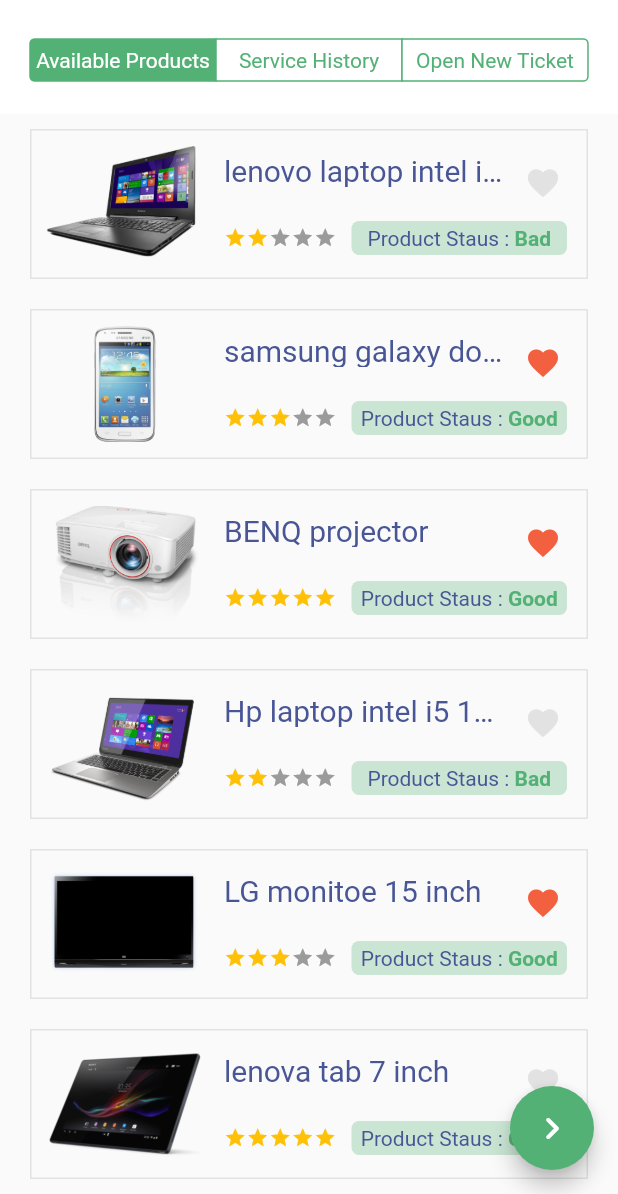
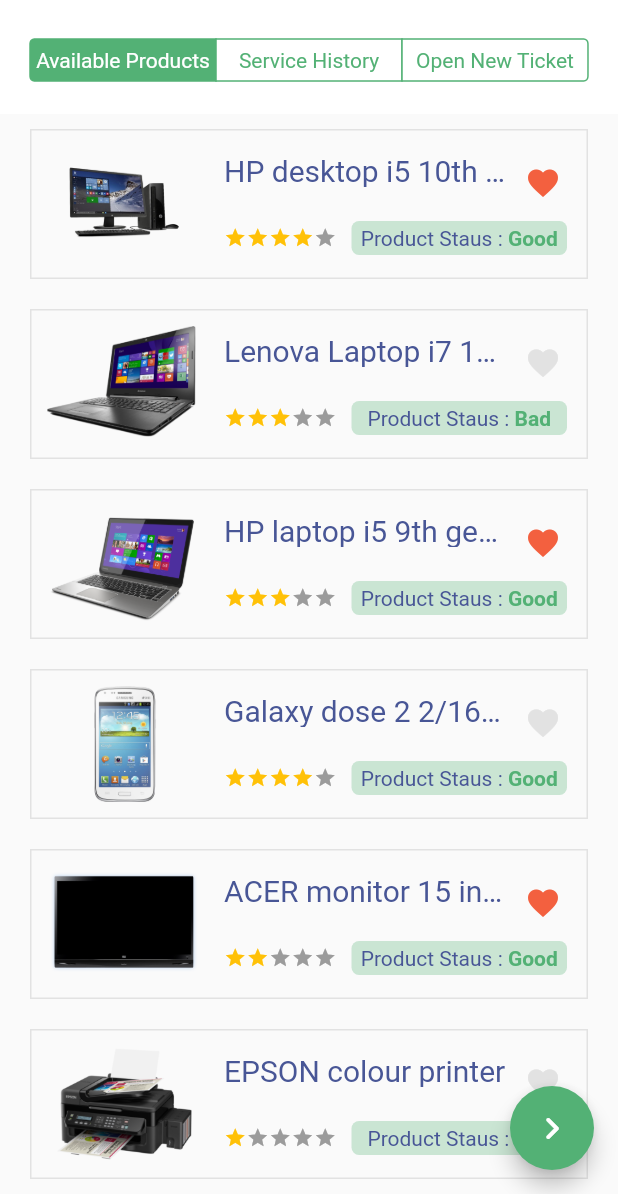
Before and after one commit to shyamexe/e-commerce-using-bloc, a Flutter app: the ServiceScreen screen opened by its route, on a phone screen of 412 x 824 dp, the part 42-1236 px from its top. Run offline on Flutter 3.47's test engine with Material 2 defaults, Android fonts, the phone set to English and light mode, and no system bars; drawn by our look-alikes of flutter_rating_bar; our stand-ins replace bloc, carousel_slider, convex_bottom_bar, equatable, flutter_bloc, flutter_svg and 1 more.

Commit message:
ownedproduct model file added

```diff
--- /dev/null
+++ b/lib/models/owned_product.dart
@@ -0,0 +1,94 @@
+
+import 'package:e_commerce/core/constants/app_icons.dart';
+
+class OwnedProduct {
+   String title,image,description;
+   bool status,productFlag;
+   double star;
+   int? id;
+  OwnedProduct({
+    required this.title,
+    required this.image,
+    required this.description,
+    required this.status,
+    required this.productFlag,
+    required this.star,id,
+  });
+}
+
+List<OwnedProduct> ownedProducts= [
+  OwnedProduct(
+    id: 1,
+    image: AppImage.desktop1,
+    title: 'HP desktop i5 10th gen',
+    description: dummyText,
+    star: 4,
+    productFlag: true,
+    status: true,
+  ),
+  OwnedProduct(
+    id: 2,
+    image: AppImage.lapTo1,
+    title: 'Lenova Laptop i7 11th gen',
+    description: dummyText,
+    star: 3,
+    productFlag: false,
+    status: false,
+  ),
+  OwnedProduct(
+    id: 3,
+    image: AppImage.lapTop2,
+    title: 'HP laptop i5 9th gen black',
+    description: dummyText,
+    star: 3,
+    productFlag: true,
+    status: true,
+  ),
+  OwnedProduct(
+    id: 4,
+    image: AppImage.mobile1,
+    title: 'Galaxy dose 2 2/16gb white',
+    description: dummyText,
+    star: 4,
+    productFlag: false,
+    status: true,
+  ),
+  OwnedProduct(
+    id: 5,
+    image: AppImage.monitor1,
+    title: 'ACER monitor 15 inch',
+    description: dummyText,
+    star: 2,
+    productFlag: true,
+    status: true,
+  ),
+  OwnedProduct(
+    id: 6,
+    image: AppImage.printer1,
+    title: 'EPSON colour printer',
+    description: dummyText,
+    star: 1,
+    productFlag: false,
+    status: false,
+  ),
+  OwnedProduct(
+    id: 5,
+    image: AppImage.projector,
+    title: 'BENQ projecter',
+    description: dummyText,
+    star: 1,
+    productFlag: false,
+    status: true,
+  ),
+  OwnedProduct(
+    id: 2,
+    image: AppImage.tab1,
+    title: 'LENOVO tab 7 3/64gb black',
+    description: dummyText,
+    star: 1,
+    productFlag: false,
+    status: true,
+  ),
+];
+String dummyText =
+    "Lorem Ipsum is simply dummy text of the printing and typesetting industry. Lorem Ipsum has been the industry's standard dummy text ever since. When an unknown printer took a galley.";
--- a/lib/presentation/screens/commen/bottum_navigation_bar/bottum_navigation_bar.dart
+++ b/lib/presentation/screens/commen/bottum_navigation_bar/bottum_navigation_bar.dart
@@ -21,7 +21,7 @@ class BottumNavigationBar extends StatelessWidget {
   ];
 
   @override
-  Widget build(BuildContext context) {
+  Widget build(BuildContext ctx) {
     return MaterialApp(
         theme: ThemeData(
           primarySwatch: Colors.blue,
--- a/lib/presentation/screens/service_screen/widgets/body.dart
+++ b/lib/presentation/screens/service_screen/widgets/body.dart
@@ -1,7 +1,8 @@
 import 'package:e_commerce/core/constants/app_icons.dart';
+import 'package:e_commerce/models/owned_product.dart';
+import 'package:e_commerce/presentation/screens/service_screen/widgets/components/product_details.dart';
 import 'package:flutter/cupertino.dart';
 import 'package:flutter/material.dart';
-
 
 import 'components/service_tile.dart';
 
@@ -10,62 +11,17 @@ class Body extends StatelessWidget {
 
   @override
   Widget build(BuildContext context) {
-    return ListView(
-      physics: const BouncingScrollPhysics(),
-      // physics: NeverScrollableScrollPhysics(parent:NeverScrollableScrollPhysics()),
-      children: [
-
-        ServiceTile(
-          productFavoriteFlag: false,
-          productIcon: AppImage.lapTo1,
-          productStatus: false,
-          productTitle: 'lenovo laptop intel i5 1dx001',
-          starCount: 2,
+    return ListView.builder(
+      itemCount: ownedProducts.length,
+      itemBuilder: (context, index) => ServiceTile(
+        ownedProducts: ownedProducts[index],
+        press: () => Navigator.push(
+          context,
+          MaterialPageRoute(
+            builder: (ctx)=> ProductDetails()
+            ),
         ),
-        ServiceTile(
-          productFavoriteFlag: true,
-          productIcon: AppImage.mobile1,
-          productStatus: true,
-          productTitle: 'samsung galaxy dose 2',
-          starCount: 3,
-        ),
-        ServiceTile(
-          productFavoriteFlag: true,
-          productIcon: AppImage.projector,
-          productStatus: true,
-          productTitle: 'BENQ projector',
-          starCount: 5,
-        ),
-        ServiceTile(
-          productFavoriteFlag: false,
-          productIcon: AppImage.lapTop2,
-          productStatus: false,
-          productTitle: 'Hp laptop intel i5 1dx001',
-          starCount: 2,
-        ),
-        ServiceTile(
-          productFavoriteFlag: true,
-          productIcon: AppImage.monitor1,
-          productStatus: true,
-          productTitle: 'LG monitoe 15 inch',
-          starCount: 3,
-        ),
-        ServiceTile(
-          productFavoriteFlag: false,
-          productIcon: AppImage.tab1,
-          productStatus: true,
-          productTitle: 'lenova tab 7 inch',
-          starCount: 5,
-        ),
-         ServiceTile(
-          productFavoriteFlag: true,
-          productIcon: AppImage.desktop1,
-          productStatus: true,
-          productTitle: 'Hp desktop intel i5 1dx001',
-          starCount: 4,
-        ),
-
-      ],
+      ),
     );
   }
 }
--- /dev/null
+++ b/lib/presentation/screens/service_screen/widgets/components/product_details.dart
@@ -0,0 +1,12 @@
+import 'package:flutter/material.dart';
+
+class ProductDetails extends StatelessWidget {
+  const ProductDetails({ Key? key }) : super(key: key);
+
+  @override
+  Widget build(BuildContext context) {
+    return Container(
+      child: Text('data'),
+    );
+  }
+}
--- a/lib/presentation/screens/service_screen/widgets/components/service_tile.dart
+++ b/lib/presentation/screens/service_screen/widgets/components/service_tile.dart
@@ -2,26 +2,23 @@ import 'package:flutter/material.dart';
 import 'package:flutter_rating_bar/flutter_rating_bar.dart';
 
 import 'package:e_commerce/core/constants/strings.dart';
+import 'package:e_commerce/models/owned_product.dart';
 
 class ServiceTile extends StatelessWidget {
-  String productTitle;
-  String productIcon;
-  bool productFavoriteFlag;
-  bool productStatus;
-  double starCount;
+  final OwnedProduct ownedProducts;
+  final Function() press;
 
   ServiceTile({
     Key? key,
-    required this.productTitle,
-    required this.productIcon,
-    required this.productFavoriteFlag,
-    required this.productStatus,
-    required this.starCount,
+    required this.ownedProducts,
+    required this.press,
   }) : super(key: key);
 
   @override
   Widget build(BuildContext context) {
-    return Container(
+    return InkWell(
+      onTap: press,
+      child: Container(
         margin: const EdgeInsets.symmetric(horizontal: 20, vertical: 10),
         decoration:
             BoxDecoration(border: Border.all(color: AppColors.greyColor)),
@@ -35,7 +32,7 @@ class ServiceTile extends StatelessWidget {
               child: Padding(
                 padding: const EdgeInsets.all(10),
                 child: Image.asset(
-                productIcon,
+                  ownedProducts.image,
                 ),
               ),
             ),
@@ -52,7 +49,7 @@ class ServiceTile extends StatelessWidget {
                           children: [
                             Expanded(
                               child: Text(
-                              productTitle,
+                                ownedProducts.title,
                                 overflow: TextOverflow.ellipsis,
                                 style: TextStyle(
                                   color: AppColors.darkBlueColor,
@@ -61,7 +58,7 @@ class ServiceTile extends StatelessWidget {
                               ),
                             ),
                             IconButton(
-                            color: productFavoriteFlag? AppColors.redColor:AppColors.greyColor,
+                              color: ownedProducts.productFlag ? AppColors.redColor:AppColors.greyColor,
                               splashColor: Colors.transparent,
                               onPressed: () {},
                               icon: Icon(Icons.favorite),
@@ -75,7 +72,7 @@ class ServiceTile extends StatelessWidget {
                         child: Row(
                           children: [
                             RatingBarIndicator(
-                            rating: starCount,
+                              rating: ownedProducts.star,
                               itemBuilder: (context, index) => Icon(
                                 Icons.star,
                                 color: Colors.amber,
@@ -106,7 +103,7 @@ class ServiceTile extends StatelessWidget {
                                           ),
                                         ),
                                         TextSpan(
-                                        text: productStatus? 'Good':'Bad',
+                                          text: ownedProducts.status? 'Good':'Bad',
                                           style: TextStyle(
                                             color: AppColors.greenColor,
                                               fontWeight: FontWeight.bold),
@@ -125,6 +122,7 @@ class ServiceTile extends StatelessWidget {
                 ))
           ],
         ),
+      ),
     );
   }
 }
```
Lines whose indentation alone changed are shown as unchanged.
